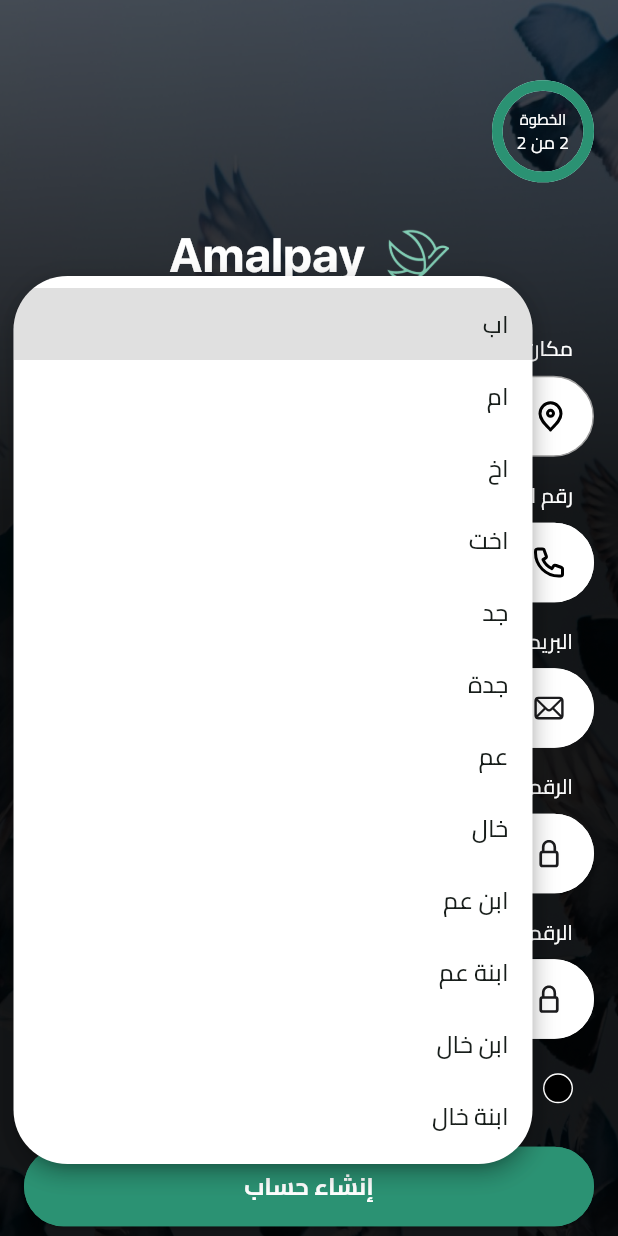
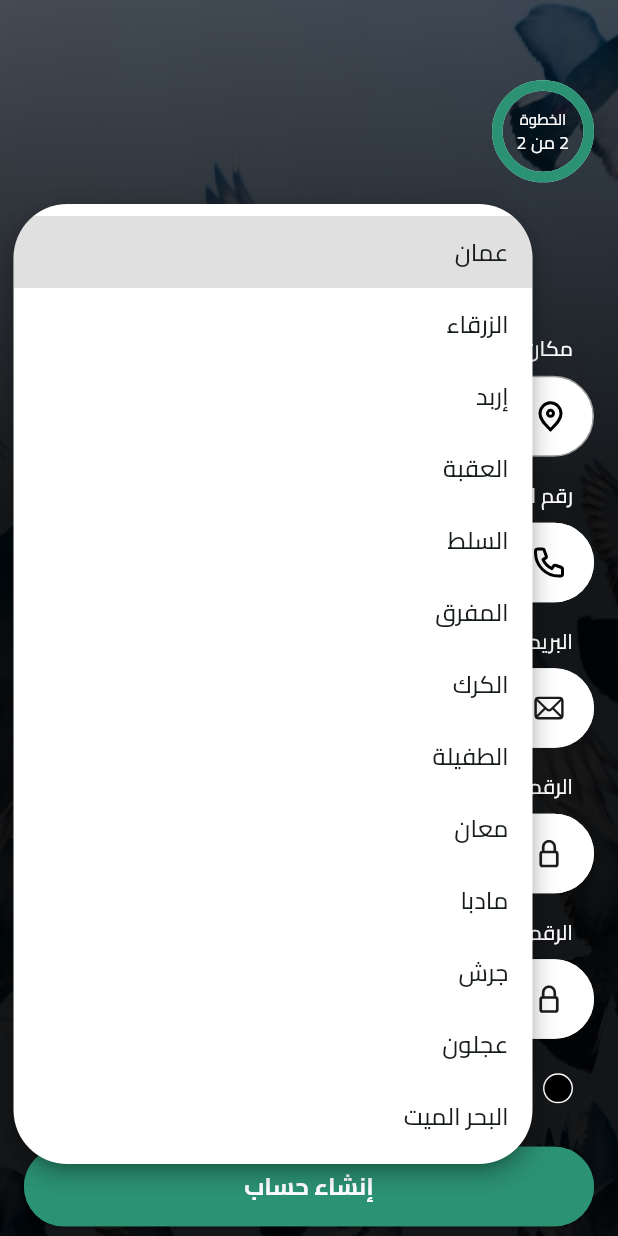
Before and after one commit to yacine47/Amal-Pay-App, a Flutter app: the SignUpStepTwoView screen opened by its route, after a tap on "اختر موقع السكن", on a phone screen of 412 x 824 dp. Run offline on Flutter 3.47's test engine with Material 3 defaults, Android fonts, the phone set to English and light mode, and no system bars; drawn by our look-alikes of percent_indicator; our stand-ins replace flutter_svg, go_router, pinput.

```diff
--- a/lib/features/auth/presentation/views/widgets/content_sign_up_step_two.dart
+++ b/lib/features/auth/presentation/views/widgets/content_sign_up_step_two.dart
@@ -81,17 +81,18 @@ class ContentSignUpStepTwoView extends StatelessWidget {
   }
 
   final List<String> items = const [
-    "اب",
-    "ام",
-    "اخ",
-    "اخت",
-    "جد",
-    "جدة",
-    "عم",
-    "خال",
-    "ابن عم",
-    "ابنة عم",
-    "ابن خال",
-    "ابنة خال"
+    "عمان",
+    "الزرقاء",
+    "إربد",
+    "العقبة",
+    "السلط",
+    "المفرق",
+    "الكرك",
+    "الطفيلة",
+    "معان",
+    "مادبا",
+    "جرش",
+    "عجلون",
+    "البحر الميت"
   ];
 }
--- a/lib/features/setting/presentation/views/widgets/custom_app_bar_setting_view.dart
+++ b/lib/features/setting/presentation/views/widgets/custom_app_bar_setting_view.dart
@@ -7,7 +7,7 @@ import 'package:flutter/material.dart';
 
 class CustomAppBarSettingView extends StatelessWidget {
   const CustomAppBarSettingView({super.key, required this.controller});
-  final TabController controller;
+  final PageController controller;
   @override
   Widget build(BuildContext context) {
     return Container(
@@ -22,7 +22,9 @@ class CustomAppBarSettingView extends StatelessWidget {
                 CustomAppBarTitle(
                   title: 'الاعدادت',
                   onTap: () {
-                    controller.animateTo(0);
+                    controller.animateTo(0,
+                        duration: const Duration(milliseconds: 100),
+                        curve: Curves.easeInOut);
                   },
                 ),
                 const Spacer(),
--- a/lib/features/setting/presentation/views/widgets/setting_view_body.dart
+++ b/lib/features/setting/presentation/views/widgets/setting_view_body.dart
@@ -4,7 +4,7 @@ import 'package:flutter/material.dart';
 
 class SettingViewBody extends StatelessWidget {
   const SettingViewBody({super.key, required this.controller});
-  final TabController controller;
+  final PageController controller;
   @override
   Widget build(BuildContext context) {
     return Container(
```
Also changed, not shown: lib/features/home/presentation/views/home_view.dart (+20 -13 lines).
